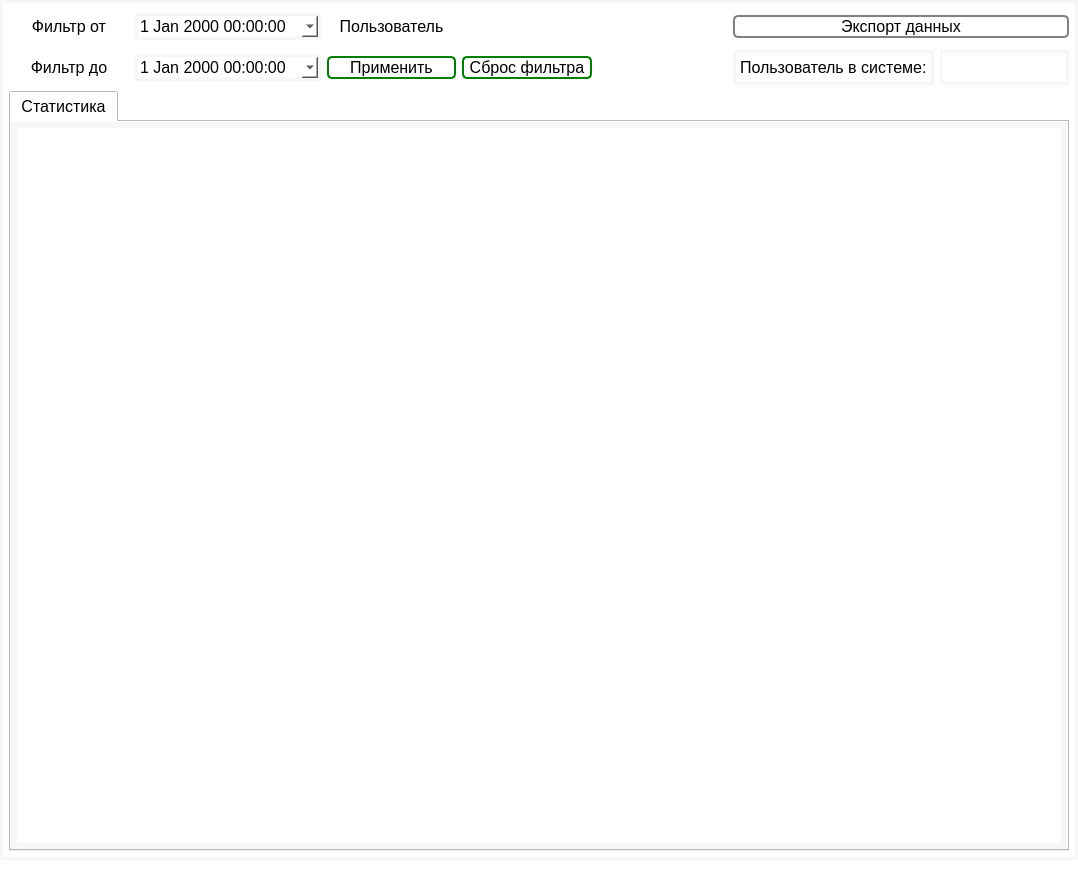
This is rsc/main_window.ui in justfollowthesun/laser_control as Qt 5 draws it before an edit. The edited form follows.
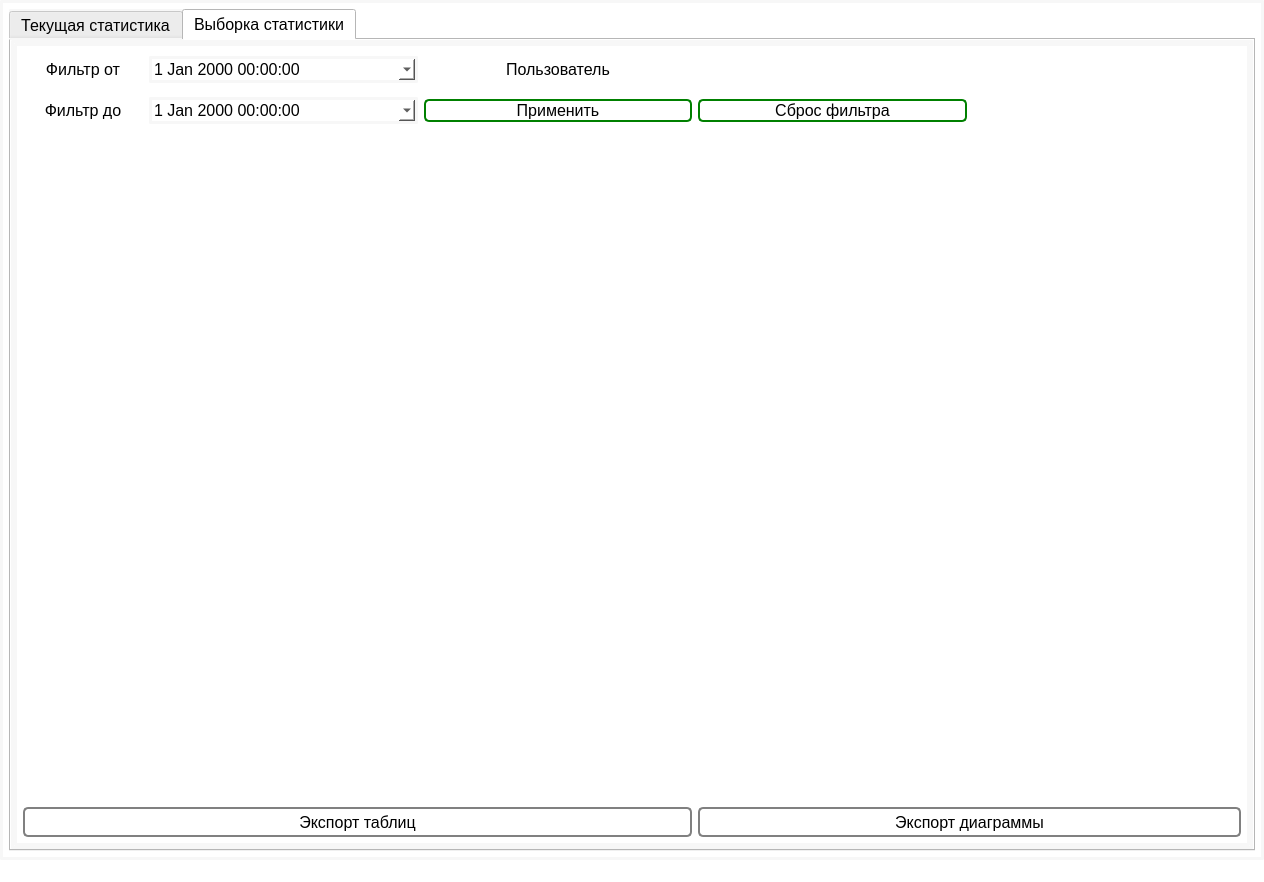
This is the edited form.

The edit to the form file:
```diff
--- a/rsc/main_window.ui
+++ b/rsc/main_window.ui
@@ -9,7 +9,7 @@
    <rect>
     <x>0</x>
     <y>0</y>
-    <width>1078</width>
+    <width>1264</width>
     <height>882</height>
    </rect>
   </property>
@@ -49,148 +49,7 @@
 border: 3px solid rgb(247, 247, 247);</string>
    </property>
    <layout class="QGridLayout" name="gridLayout_3">
-    <item row="0" column="1">
-     <widget class="QDateTimeEdit" name="start_dtime">
-      <property name="font">
-       <font>
-        <family>Segoe UI</family>
-        <pointsize>12</pointsize>
-       </font>
-      </property>
-      <property name="calendarPopup">
-       <bool>true</bool>
-      </property>
-     </widget>
-    </item>
-    <item row="1" column="1">
-     <widget class="QDateTimeEdit" name="finish_dtime">
-      <property name="font">
-       <font>
-        <family>Segoe UI</family>
-        <pointsize>12</pointsize>
-       </font>
-      </property>
-      <property name="calendarPopup">
-       <bool>true</bool>
-      </property>
-     </widget>
-    </item>
-    <item row="1" column="0">
-     <widget class="QPushButton" name="login_b_5">
-      <property name="minimumSize">
-       <size>
-        <width>0</width>
-        <height>35</height>
-       </size>
-      </property>
-      <property name="maximumSize">
-       <size>
-        <width>120</width>
-        <height>35</height>
-       </size>
-      </property>
-      <property name="font">
-       <font>
-        <family>Segoe UI</family>
-        <pointsize>12</pointsize>
-       </font>
-      </property>
-      <property name="styleSheet">
-       <string notr="true">QPushButton {
-	background-color: white ;
-	border-radius:5px;
-	color: black;
-	border: 2px solid rgb(247, 247, 247);
-	border-color: white
-}
-
-</string>
-      </property>
-      <property name="text">
-       <string>Фильтр до</string>
-      </property>
-     </widget>
-    </item>
     <item row="0" column="0">
-     <widget class="QPushButton" name="login_b_4">
-      <property name="minimumSize">
-       <size>
-        <width>0</width>
-        <height>35</height>
-       </size>
-      </property>
-      <property name="maximumSize">
-       <size>
-        <width>120</width>
-        <height>35</height>
-       </size>
-      </property>
-      <property name="font">
-       <font>
-        <family>Segoe UI</family>
-        <pointsize>12</pointsize>
-       </font>
-      </property>
-      <property name="styleSheet">
-       <string notr="true">QPushButton {
-	background-color: white ;
-	border-radius:5px;
-	color: black;
-	border: 2px solid rgb(247, 247, 247);
-	border-color: white
-}
-
-</string>
-      </property>
-      <property name="text">
-       <string>Фильтр от</string>
-      </property>
-     </widget>
-    </item>
-    <item row="0" column="3">
-     <layout class="QVBoxLayout" name="users_lay">
-      <property name="sizeConstraint">
-       <enum>QLayout::SetMinimumSize</enum>
-      </property>
-     </layout>
-    </item>
-    <item row="0" column="2">
-     <widget class="QPushButton" name="login_b_6">
-      <property name="minimumSize">
-       <size>
-        <width>0</width>
-        <height>35</height>
-       </size>
-      </property>
-      <property name="maximumSize">
-       <size>
-        <width>16777215</width>
-        <height>35</height>
-       </size>
-      </property>
-      <property name="font">
-       <font>
-        <family>Segoe UI</family>
-        <pointsize>12</pointsize>
-       </font>
-      </property>
-      <property name="styleSheet">
-       <string notr="true">QPushButton {
-	background-color: white ;
-	border-radius:5px;
-	color: black;
-	border: 2px solid rgb(247, 247, 247);
-	border-color: white
-}
-
-</string>
-      </property>
-      <property name="text">
-       <string>Пользователь</string>
-      </property>
-     </widget>
-    </item>
-    <item row="2" column="0" colspan="7">
      <widget class="QTabWidget" name="tabWidget">
       <property name="font">
        <font>
@@ -198,12 +57,15 @@
         <pointsize>12</pointsize>
        </font>
       </property>
+      <property name="styleSheet">
+       <string notr="true">background-color: rgb(255, 255, 255);</string>
+      </property>
       <property name="currentIndex">
-       <number>0</number>
+       <number>1</number>
       </property>
       <widget class="QWidget" name="stat">
        <attribute name="title">
-        <string>Статистика</string>
+        <string>Текущая статистика</string>
        </attribute>
        <layout class="QGridLayout" name="gridLayout">
         <item row="0" column="0">
@@ -221,44 +83,27 @@
         </item>
        </layout>
       </widget>
-     </widget>
-    </item>
-    <item row="1" column="5">
-     <widget class="QLabel" name="label">
-      <property name="font">
-       <font>
-        <family>Segoe UI</family>
-        <pointsize>12</pointsize>
-       </font>
-      </property>
-      <property name="text">
-       <string>Пользователь в системе:</string>
-      </property>
-     </widget>
-    </item>
-    <item row="1" column="6">
-     <widget class="QLabel" name="label_2">
-      <property name="text">
-       <string/>
-      </property>
-     </widget>
-    </item>
-    <item row="1" column="2">
-     <widget class="QPushButton" name="set_filters">
-      <property name="maximumSize">
-       <size>
-        <width>400</width>
-        <height>16777215</height>
-       </size>
-      </property>
-      <property name="font">
-       <font>
-        <family>Segoe UI</family>
-        <pointsize>12</pointsize>
-       </font>
-      </property>
-      <property name="styleSheet">
-       <string notr="true">QPushButton {
+      <widget class="QWidget" name="tab">
+       <attribute name="title">
+        <string>Выборка статистики</string>
+       </attribute>
+       <layout class="QGridLayout" name="gridLayout_2">
+        <item row="1" column="2">
+         <widget class="QPushButton" name="set_filters">
+          <property name="maximumSize">
+           <size>
+            <width>400</width>
+            <height>16777215</height>
+           </size>
+          </property>
+          <property name="font">
+           <font>
+            <family>Segoe UI</family>
+            <pointsize>12</pointsize>
+           </font>
+          </property>
+          <property name="styleSheet">
+           <string notr="true">QPushButton {
 	background-color: white ;
 	border-radius:5px;
 	color: black;
@@ -275,32 +120,172 @@
 	background-color: rgb(88, 88, 88);
 }
 </string>
-      </property>
-      <property name="text">
-       <string>Применить</string>
-      </property>
-     </widget>
-    </item>
-    <item row="1" column="3">
-     <widget class="QPushButton" name="reset_filters">
-      <property name="maximumSize">
-       <size>
-        <width>400</width>
-        <height>16777215</height>
-       </size>
-      </property>
-      <property name="font">
-       <font>
-        <family>Segoe UI</family>
-        <pointsize>12</pointsize>
-       </font>
-      </property>
-      <property name="styleSheet">
-       <string notr="true">QPushButton {
+          </property>
+          <property name="text">
+           <string>Применить</string>
+          </property>
+         </widget>
+        </item>
+        <item row="0" column="2">
+         <widget class="QPushButton" name="login_b_6">
+          <property name="minimumSize">
+           <size>
+            <width>0</width>
+            <height>35</height>
+           </size>
+          </property>
+          <property name="maximumSize">
+           <size>
+            <width>16777215</width>
+            <height>35</height>
+           </size>
+          </property>
+          <property name="font">
+           <font>
+            <family>Segoe UI</family>
+            <pointsize>12</pointsize>
+           </font>
+          </property>
+          <property name="styleSheet">
+           <string notr="true">QPushButton {
 	background-color: white ;
 	border-radius:5px;
 	color: black;
 	border: 2px solid rgb(247, 247, 247);
+	border-color: white
+}
+
+</string>
+          </property>
+          <property name="text">
+           <string>Пользователь</string>
+          </property>
+         </widget>
+        </item>
+        <item row="0" column="1">
+         <widget class="QDateTimeEdit" name="start_dtime">
+          <property name="font">
+           <font>
+            <family>Segoe UI</family>
+            <pointsize>12</pointsize>
+           </font>
+          </property>
+          <property name="calendarPopup">
+           <bool>true</bool>
+          </property>
+         </widget>
+        </item>
+        <item row="0" column="0">
+         <widget class="QPushButton" name="login_b_4">
+          <property name="minimumSize">
+           <size>
+            <width>0</width>
+            <height>35</height>
+           </size>
+          </property>
+          <property name="maximumSize">
+           <size>
+            <width>120</width>
+            <height>35</height>
+           </size>
+          </property>
+          <property name="font">
+           <font>
+            <family>Segoe UI</family>
+            <pointsize>12</pointsize>
+           </font>
+          </property>
+          <property name="styleSheet">
+           <string notr="true">QPushButton {
+	background-color: white ;
+	border-radius:5px;
+	color: black;
+	border: 2px solid rgb(247, 247, 247);
+	border-color: white
+}
+
+</string>
+          </property>
+          <property name="text">
+           <string>Фильтр от</string>
+          </property>
+         </widget>
+        </item>
+        <item row="1" column="0">
+         <widget class="QPushButton" name="login_b_5">
+          <property name="minimumSize">
+           <size>
+            <width>0</width>
+            <height>35</height>
+           </size>
+          </property>
+          <property name="maximumSize">
+           <size>
+            <width>120</width>
+            <height>35</height>
+           </size>
+          </property>
+          <property name="font">
+           <font>
+            <family>Segoe UI</family>
+            <pointsize>12</pointsize>
+           </font>
+          </property>
+          <property name="styleSheet">
+           <string notr="true">QPushButton {
+	background-color: white ;
+	border-radius:5px;
+	color: black;
+	border: 2px solid rgb(247, 247, 247);
+	border-color: white
+}
+
+</string>
+          </property>
+          <property name="text">
+           <string>Фильтр до</string>
+          </property>
+         </widget>
+        </item>
+        <item row="3" column="0" colspan="3">
+         <layout class="QGridLayout" name="stat_up_layout_2"/>
+        </item>
+        <item row="1" column="1">
+         <widget class="QDateTimeEdit" name="finish_dtime">
+          <property name="font">
+           <font>
+            <family>Segoe UI</family>
+            <pointsize>12</pointsize>
+           </font>
+          </property>
+          <property name="calendarPopup">
+           <bool>true</bool>
+          </property>
+         </widget>
+        </item>
+        <item row="4" column="0" rowspan="2" colspan="3">
+         <layout class="QGridLayout" name="gridLayout_5"/>
+        </item>
+        <item row="1" column="3">
+         <widget class="QPushButton" name="reset_filters">
+          <property name="maximumSize">
+           <size>
+            <width>400</width>
+            <height>16777215</height>
+           </size>
+          </property>
+          <property name="font">
+           <font>
+            <family>Segoe UI</family>
+            <pointsize>12</pointsize>
+           </font>
+          </property>
+          <property name="styleSheet">
+           <string notr="true">QPushButton {
+	background-color: white ;
+	border-radius:5px;
+	color: black;
+	border: 2px solid rgb(247, 247, 247);
 	border-color: green
 }
 
@@ -313,22 +298,42 @@
 	background-color: rgb(88, 88, 88);
 }
 </string>
-      </property>
-      <property name="text">
-       <string>Сброс фильтра</string>
-      </property>
-     </widget>
-    </item>
-    <item row="0" column="5" colspan="2">
-     <widget class="QPushButton" name="timers_journal_3">
-      <property name="font">
-       <font>
-        <family>Segoe UI</family>
-        <pointsize>12</pointsize>
-       </font>
-      </property>
-      <property name="styleSheet">
-       <string notr="true">QPushButton {
+          </property>
+          <property name="text">
+           <string>Сброс фильтра</string>
+          </property>
+         </widget>
+        </item>
+        <item row="0" column="3">
+         <layout class="QVBoxLayout" name="users_lay">
+          <property name="sizeConstraint">
+           <enum>QLayout::SetMinimumSize</enum>
+          </property>
+         </layout>
+        </item>
+        <item row="3" column="3" rowspan="3" colspan="2">
+         <layout class="QGridLayout" name="diagram_up_2">
+          <property name="spacing">
+           <number>0</number>
+          </property>
+         </layout>
+        </item>
+        <item row="6" column="0" colspan="3">
+         <widget class="QPushButton" name="pushButton">
+          <property name="minimumSize">
+           <size>
+            <width>0</width>
+            <height>30</height>
+           </size>
+          </property>
+          <property name="font">
+           <font>
+            <family>Segoe UI</family>
+            <pointsize>12</pointsize>
+           </font>
+          </property>
+          <property name="styleSheet">
+           <string notr="true">QPushButton {
 	background-color: white ;
 	border-radius:5px;
 	color: black;
@@ -345,10 +350,52 @@
 	background-color: rgb(88, 88, 88);
 }
 </string>
-      </property>
-      <property name="text">
-       <string>Экспорт данных</string>
-      </property>
+          </property>
+          <property name="text">
+           <string>Экспорт таблиц</string>
+          </property>
+         </widget>
+        </item>
+        <item row="6" column="3" colspan="2">
+         <widget class="QPushButton" name="pushButton_2">
+          <property name="minimumSize">
+           <size>
+            <width>0</width>
+            <height>30</height>
+           </size>
+          </property>
+          <property name="font">
+           <font>
+            <family>Segoe UI</family>
+            <pointsize>12</pointsize>
+           </font>
+          </property>
+          <property name="styleSheet">
+           <string notr="true">QPushButton {
+	background-color: white ;
+	border-radius:5px;
+	color: black;
+	border: 2px solid rgb(247, 247, 247);
+	border-color: grey
+}
+
+QPushButton:hover {
+	border: 2px solid rgb(247, 247, 247);
+	border-color: orange;
+}
+
+QPushButton:pressed {
+	background-color: rgb(88, 88, 88);
+}
+</string>
+          </property>
+          <property name="text">
+           <string>Экспорт диаграммы</string>
+          </property>
+         </widget>
+        </item>
+       </layout>
+      </widget>
      </widget>
     </item>
    </layout>
```
Left out of the diff: 88 changed lines with no effect on the pictures.
